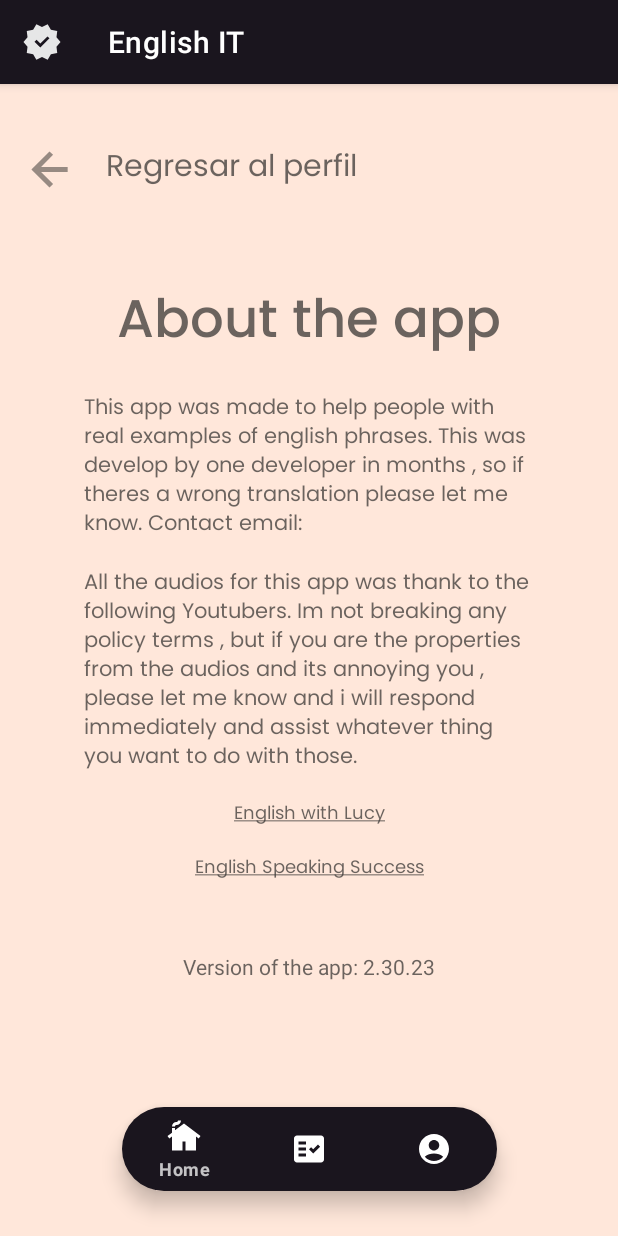
After one commit to GeronimoDangelo/English-IT, an Android app: the MoreAppInfoFragment screen opened through its navigation route, on a phone screen of 412 x 824 dp. The commit adds this screen. Run offline under Robolectric (Android 15) with nearby library versions, the phone set to English and light mode, and no system bars; our stand-ins replace Dagger/Hilt's generated code, Firebase (no records; nobody signed in at launch, a user with empty details on screens opened directly), navigation-ui; 1 statement that could not run was skipped.

Commit message:
added about the app

```diff
--- a/app/src/main/java/com/study/englishit/ui/presentation/home/HomeActivity.kt
+++ b/app/src/main/java/com/study/englishit/ui/presentation/home/HomeActivity.kt
@@ -29,8 +29,9 @@ class HomeActivity : AppCompatActivity() {
         homeViewModel.getPoints()
         NavigationUI.setupWithNavController(
             binding.bottomNavMenu,
-            findNavController(R.id.fragmentActivityHome)
+            findNavController(R.id.fragmentActivityHome),
         )
+
 
 
     }
--- a/app/src/main/java/com/study/englishit/ui/presentation/navigation_screens/ItemsSavedFragment.kt
+++ b/app/src/main/java/com/study/englishit/ui/presentation/navigation_screens/ItemsSavedFragment.kt
@@ -8,6 +8,7 @@ import android.view.LayoutInflater
 import android.view.View
 import android.view.ViewGroup
 import androidx.fragment.app.viewModels
+import androidx.navigation.fragment.findNavController
 import com.google.firebase.auth.FirebaseAuth
 import com.study.englishit.R
 import com.study.englishit.databinding.FragmentItemsSavedBinding
@@ -57,14 +58,17 @@ class ItemsSavedFragment : Fragment() {
         binding.tvPoints.text = "Puntos: $totalPoints"
     }
 
-    private fun initListeners() {
-        binding.btnLogout.setOnClickListener {
+    private fun initListeners() = with(binding) {
+        btnLogout.setOnClickListener {
             loginViewModel.logOut()
             sharedPreferences.edit().clear().apply()
             startActivity(Intent(requireContext(), LoginActivity::class.java))
             activity?.finish()
 
         }
+        btnMasinfo.setOnClickListener {
+            findNavController().navigate(R.id.action_itemsSavedFragment_to_moreAppInfoFragment)
+        }
     }
 
 }
--- /dev/null
+++ b/app/src/main/java/com/study/englishit/ui/presentation/navigation_screens/MoreAppInfoFragment.kt
@@ -0,0 +1,45 @@
+package com.study.englishit.ui.presentation.navigation_screens
+
+import android.os.Bundle
+import android.text.method.LinkMovementMethod
+import androidx.fragment.app.Fragment
+import android.view.LayoutInflater
+import android.view.View
+import android.view.ViewGroup
+import com.study.englishit.R
+import com.study.englishit.databinding.FragmentMoreAppInfoBinding
+import com.study.englishit.databinding.FragmentSignUpBinding
+
+
+class MoreAppInfoFragment : Fragment() {
+
+    private var _binding: FragmentMoreAppInfoBinding? = null
+    private val binding get() = _binding!!
+
+    override fun onCreateView(
+        inflater: LayoutInflater, container: ViewGroup?,
+        savedInstanceState: Bundle?,
+    ): View {
+        // Inflate the layout for this fragment
+        _binding = FragmentMoreAppInfoBinding.inflate(inflater, container, false)
+        return binding.root
+    }
+
+    override fun onViewCreated(view: View, savedInstanceState: Bundle?) {
+        super.onViewCreated(view, savedInstanceState)
+        setupPolicyLink()
+        binding.btnBackToProfile.setOnClickListener{
+            activity?.onBackPressedDispatcher?.onBackPressed()
+        }
+    }
+
+
+
+    private fun setupPolicyLink() {
+        val tvLinkPolicy = binding.tvLucy
+        tvLinkPolicy.movementMethod = LinkMovementMethod.getInstance()
+        val tvLinkPolicy2 = binding.tvEnglisSucces
+        tvLinkPolicy2.movementMethod = LinkMovementMethod.getInstance()
+    }
+
+}
--- /dev/null
+++ b/app/src/main/res/layout/fragment_more_app_info.xml
@@ -0,0 +1,115 @@
+<?xml version="1.0" encoding="utf-8"?>
+<androidx.constraintlayout.widget.ConstraintLayout xmlns:android="http://schemas.android.com/apk/res/android"
+    xmlns:app="http://schemas.android.com/apk/res-auto"
+    xmlns:tools="http://schemas.android.com/tools"
+    android:layout_width="match_parent"
+    android:layout_height="match_parent"
+    android:background="@drawable/bghome"
+    tools:context=".ui.presentation.navigation_screens.MoreAppInfoFragment">
+
+    <!-- TODO: Update blank fragment layout -->
+    <LinearLayout
+        android:id="@+id/linearLayoutAbout"
+        android:layout_width="match_parent"
+        android:layout_marginTop="80dp"
+        android:layout_height="wrap_content"
+        android:gravity="center|start"
+        android:padding="15dp"
+        app:layout_constraintEnd_toEndOf="parent"
+        app:layout_constraintStart_toStartOf="parent"
+        app:layout_constraintTop_toTopOf="parent">
+
+        <ImageView
+            android:id="@+id/btnBackToProfile"
+            android:layout_width="wrap_content"
+            android:layout_height="wrap_content"
+            android:paddingEnd="20dp"
+            android:src="@drawable/arrow_back"
+            app:tint="@color/titleItemColor" />
+
+
+        <TextView
+            android:layout_width="wrap_content"
+            android:layout_height="wrap_content"
+            android:fontFamily="@font/poppins_regular"
+            android:textColor="@color/titleItemColor"
+            android:text="Regresar al perfil"
+            android:textSize="20sp" />
+    </LinearLayout>
+
+    <TextView
+        android:id="@+id/titleAbout"
+        android:layout_width="wrap_content"
+        android:layout_height="wrap_content"
+        android:text="About the app"
+        android:textColor="@color/titleItemColor"
+        app:layout_constraintTop_toBottomOf="@+id/linearLayoutAbout"
+        app:layout_constraintStart_toStartOf="parent"
+        app:layout_constraintEnd_toEndOf="parent"
+        android:layout_marginTop="40dp"
+        android:fontFamily="@font/poppins_medium"
+        android:textSize="35sp"
+        />
+
+    <TextView
+        android:id="@+id/tvFirstDesc"
+        android:layout_width="300dp"
+        android:layout_height="wrap_content"
+        app:layout_constraintTop_toBottomOf="@+id/titleAbout"
+        app:layout_constraintStart_toStartOf="parent"
+        android:layout_marginTop="15dp"
+        app:layout_constraintEnd_toEndOf="parent"
+        android:textColor="@color/titleItemColor"
+        android:fontFamily="@font/poppins_regular"
+        android:text="@string/this_app"/>
+
+
+    <TextView
+        android:id="@+id/tvSecondDesc"
+        android:layout_width="300dp"
+        android:layout_height="wrap_content"
+        app:layout_constraintTop_toBottomOf="@+id/tvFirstDesc"
+        app:layout_constraintStart_toStartOf="parent"
+        android:layout_marginTop="15dp"
+        app:layout_constraintEnd_toEndOf="parent"
+        android:textColor="@color/titleItemColor"
+        android:fontFamily="@font/poppins_regular"
+        android:text="@string/all_the_audios"/>
+
+    <TextView
+        android:id="@+id/tvLucy"
+        android:layout_width="wrap_content"
+        android:layout_height="wrap_content"
+        android:textColorLink="@color/titleItemColor"
+        android:text="@string/lucy"
+        android:fontFamily="@font/poppins_regular"
+        android:padding="15dp"
+        android:textSize="12sp"
+        app:layout_constraintStart_toStartOf="parent"
+        app:layout_constraintEnd_toEndOf="parent"
+        app:layout_constraintTop_toBottomOf="@id/tvSecondDesc"/>
+
+    <TextView
+        android:id="@+id/tvEnglisSucces"
+        android:layout_width="wrap_content"
+        android:layout_height="wrap_content"
+        android:textColorLink="@color/titleItemColor"
+        android:text="@string/english_speaking_success"
+        android:fontFamily="@font/poppins_regular"
+        android:textSize="12sp"
+        android:paddingBottom="15dp"
+        app:layout_constraintStart_toStartOf="parent"
+        app:layout_constraintEnd_toEndOf="parent"
+        app:layout_constraintTop_toBottomOf="@id/tvLucy"/>
+
+
+    <TextView
+        android:layout_width="wrap_content"
+        android:layout_height="wrap_content"
+        app:layout_constraintTop_toBottomOf="@id/tvEnglisSucces"
+        app:layout_constraintEnd_toEndOf="parent"
+        app:layout_constraintStart_toStartOf="parent"
+        android:layout_marginTop="30dp"
+        android:textColor="@color/titleItemColor"
+        android:text="Version of the app: 2.30.23"/>
+</androidx.constraintlayout.widget.ConstraintLayout>
--- a/app/src/main/res/navigation/nav_graph_home.xml
+++ b/app/src/main/res/navigation/nav_graph_home.xml
@@ -13,10 +13,11 @@
         tools:layout="@layout/fragment_home">
         <action
             android:id="@+id/action_homeFragment_to_settingsFragment"
-            app:destination="@id/settingsFragment" />
-        <action
-            android:id="@+id/action_homeFragment_to_itemsSavedFragment"
-            app:destination="@id/itemsSavedFragment" />
+            app:destination="@id/settingsFragment"
+            app:enterAnim="@anim/slide_in_right"
+            app:exitAnim="@anim/slide_out_left"
+            app:popEnterAnim="@anim/slide_in_left"
+            app:popExitAnim="@anim/slide_out_right"/>
     </fragment>
     <fragment
         android:id="@+id/settingsFragment"
@@ -25,10 +26,11 @@
         tools:layout="@layout/fragment_settings">
         <action
             android:id="@+id/action_settingsFragment_to_itemsSavedFragment"
-            app:destination="@id/itemsSavedFragment" />
-        <action
-            android:id="@+id/action_settingsFragment_to_homeFragment"
-            app:destination="@id/homeFragment" />
+            app:destination="@id/itemsSavedFragment"
+            app:enterAnim="@anim/slide_in_right"
+            app:exitAnim="@anim/slide_out_left"
+            app:popEnterAnim="@anim/slide_in_left"
+            app:popExitAnim="@anim/slide_out_right"/>
     </fragment>
     <fragment
         android:id="@+id/itemsSavedFragment"
@@ -36,10 +38,16 @@
         android:label="fragment_items_saved"
         tools:layout="@layout/fragment_items_saved" >
         <action
-            android:id="@+id/action_itemsSavedFragment_to_homeFragment"
-            app:destination="@id/homeFragment" />
-        <action
-            android:id="@+id/action_itemsSavedFragment_to_settingsFragment"
-            app:destination="@id/settingsFragment" />
+            android:id="@+id/action_itemsSavedFragment_to_moreAppInfoFragment"
+            app:destination="@id/moreAppInfoFragment"
+            app:enterAnim="@anim/slide_in_right"
+            app:exitAnim="@anim/slide_out_left"
+            app:popEnterAnim="@anim/slide_in_left"
+            app:popExitAnim="@anim/slide_out_right"/>
     </fragment>
+    <fragment
+        android:id="@+id/moreAppInfoFragment"
+        android:name="com.study.englishit.ui.presentation.navigation_screens.MoreAppInfoFragment"
+        android:label="fragment_more_app_info"
+        tools:layout="@layout/fragment_more_app_info" />
 </navigation>
--- a/app/src/main/res/values/strings.xml
+++ b/app/src/main/res/values/strings.xml
@@ -53,6 +53,10 @@
     <string name="algorithms">Hometown</string>
     <string name="interviewsfinal">Interviews</string>
     <string name="job_meeting">Job Meeting</string>
+    <string name="this_app">This app was made to help people with real examples of english phrases. This was develop by one developer in months , so if theres a wrong translation please let me know. Contact email:  </string>
+    <string name="all_the_audios">All the audios for this app was thank to the following Youtubers. Im not breaking any policy terms , but if you are the properties from the audios and its annoying you , please let me know and i will respond immediately and assist whatever thing you want to do with those.  </string>
+    <string name="lucy"><a href="https://www.youtube.com/@EnglishwithLucy">English with Lucy</a></string>
+    <string name="english_speaking_success"><a href="https://www.youtube.com/@EnglishSpeakingSuccess">English Speaking Success</a></string>
 
 
 </resources>
```
